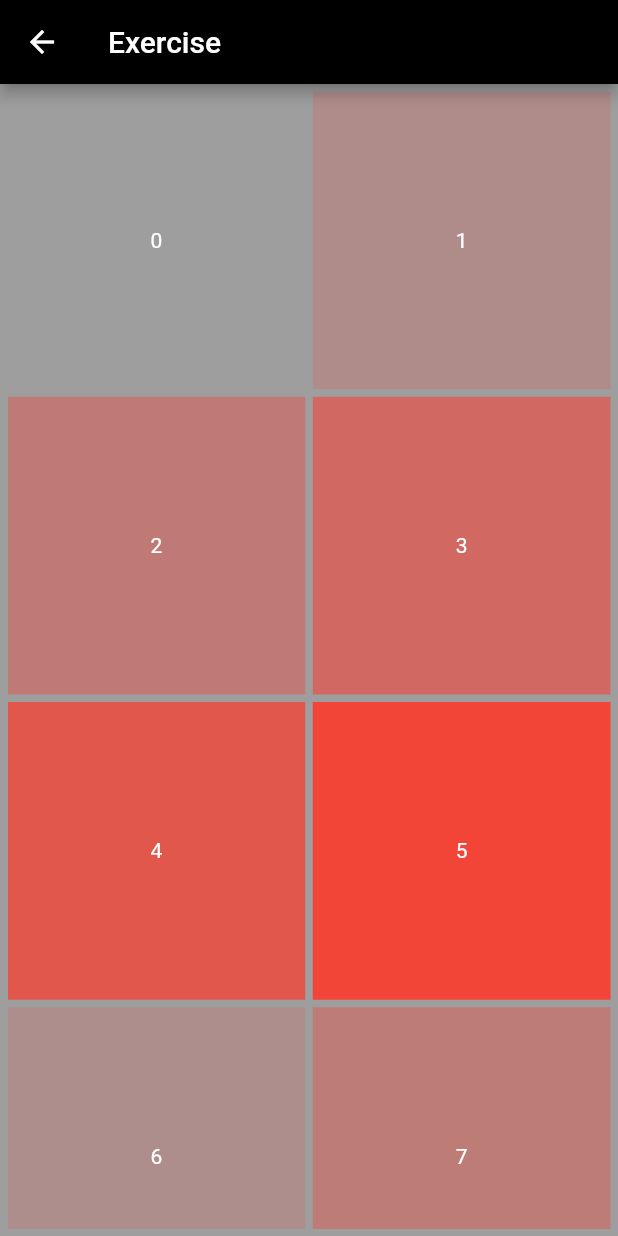
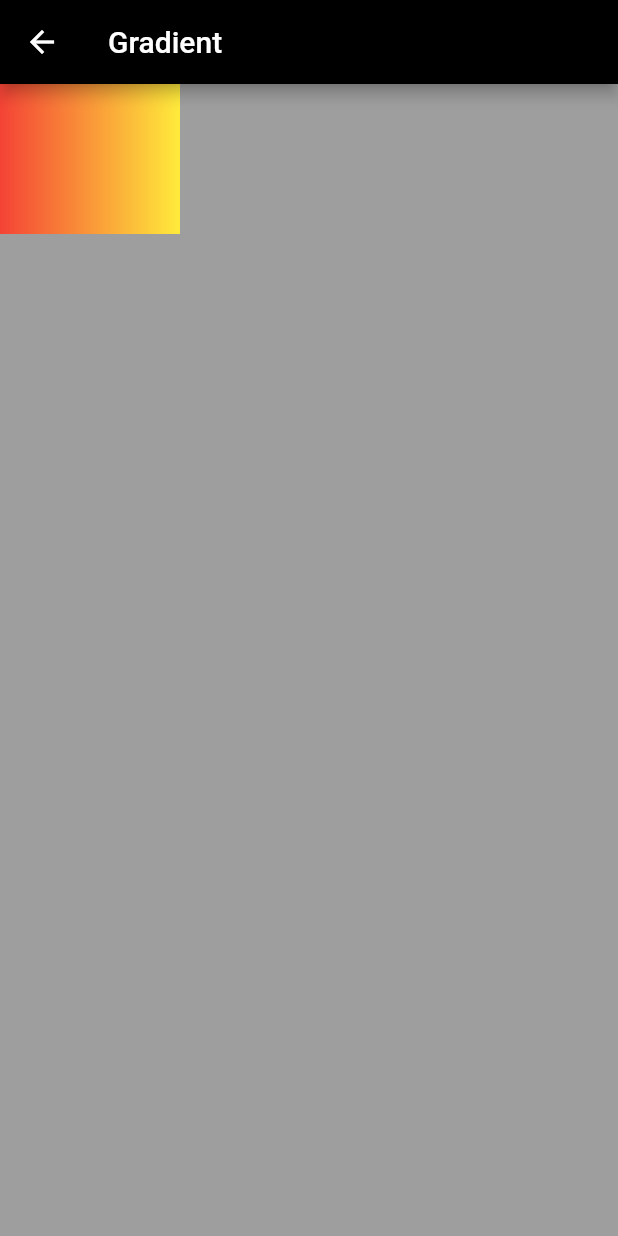
Before and after one commit to jobic10/flutter_again, a Flutter app: the screen it shows after launch, after a tap on "Sign in with Facebook", on a phone screen of 412 x 824 dp. Run offline on Flutter 3.47's test engine with Material 2 defaults, Android fonts, the phone set to English and light mode, and no system bars; our stand-ins replace flutter_screenutil.

Commit message:
Start of gradient

```diff
--- a/lib/app/sign_in/sign_in_page.dart
+++ b/lib/app/sign_in/sign_in_page.dart
@@ -1,6 +1,7 @@
 import 'package:flutter/material.dart';
 import 'package:flutter_again/app/day2/theme.dart';
 import 'package:flutter_again/app/sign_in/sign_in_button.dart';
+import 'package:flutter_again/day3/gradient.dart';
 import 'package:flutter_again/day3/layout_exercise.dart';
 import 'package:flutter_again/route/routeConstant.dart';
 
@@ -64,8 +65,8 @@ Widget _buildContent(BuildContext context) {
             text: 'Sign in with Facebook',
             imagePath: 'asset/images/facebook.png',
             onPressed: () {
-              Navigator.of(context).push(
-                  MaterialPageRoute(builder: (_) => LayoutBuilderExercise()));
+              Navigator.of(context)
+                  .push(MaterialPageRoute(builder: (_) => GradientPage()));
             },
             foreColor: Colors.white,
             backColor: Color(0xFF304D90),
--- /dev/null
+++ b/lib/day3/gradient.dart
@@ -0,0 +1,22 @@
+import 'package:flutter/material.dart';
+
+class GradientPage extends StatelessWidget {
+  const GradientPage({Key? key}) : super(key: key);
+
+  @override
+  Widget build(BuildContext context) {
+    return Scaffold(
+        appBar: AppBar(
+          title: Text('Gradient'),
+        ),
+        body: Container(
+          height: 100,
+          width: 120,
+          decoration: BoxDecoration(
+              gradient: LinearGradient(colors: [
+            Colors.red,
+            Colors.yellow,
+          ])),
+        ));
+  }
+}
```
